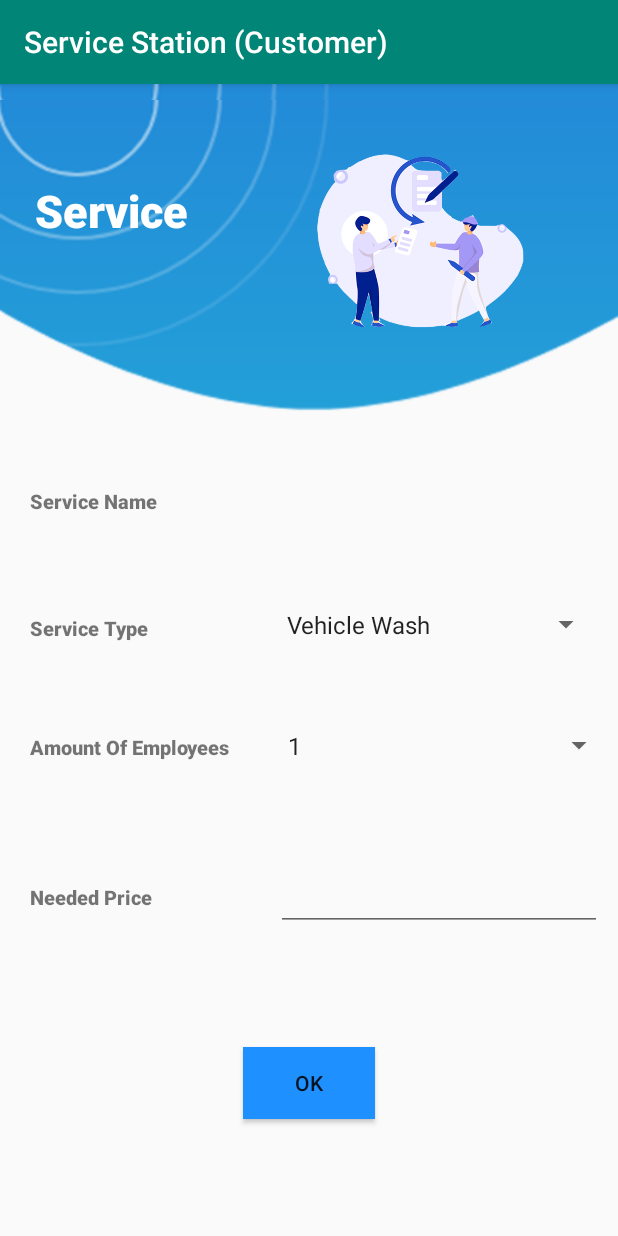
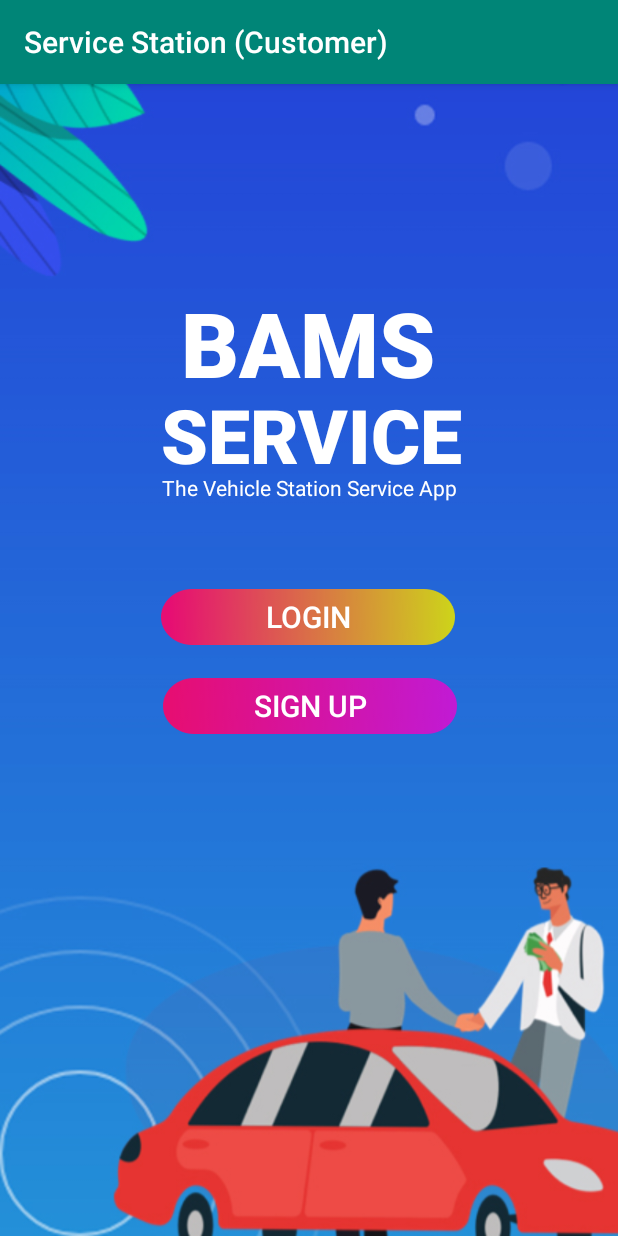
Before and after one commit to The-Alpha-x/MAD-vehicle-station-app, an Android app: the screen it shows after launch (AddService before the commit, SplashScreen after it), after a tap on "BUTTON", on a phone screen of 412 x 824 dp. Run offline under Robolectric (Android 15) with nearby library versions, the phone set to English and light mode, and no system bars.

```diff
--- a/app/src/main/java/com/example/servicestationcustomer/MainActivity.java
+++ b/app/src/main/java/com/example/servicestationcustomer/MainActivity.java
@@ -14,7 +14,7 @@ public class MainActivity extends AppCompatActivity {
     }
 
     public void onButtonClick(View v){
-        Intent myIntent = new Intent(getBaseContext(), AddService.class);
+        Intent myIntent = new Intent(getBaseContext(), SplashScreen.class);
         startActivity(myIntent);
     }
 }
--- a/app/src/main/java/com/example/servicestationcustomer/SplashScreen.java
+++ b/app/src/main/java/com/example/servicestationcustomer/SplashScreen.java
@@ -1,7 +1,9 @@
 package com.example.servicestationcustomer;
 
+import android.content.Intent;
 import android.support.v7.app.AppCompatActivity;
 import android.os.Bundle;
+import android.view.View;
 
 public class SplashScreen extends AppCompatActivity {
 
@@ -10,4 +12,8 @@ public class SplashScreen extends AppCompatActivity {
         super.onCreate(savedInstanceState);
         setContentView(R.layout.activity_splash_screen);
     }
+    public void onButtonClick(View v){
+        Intent myIntent = new Intent(getBaseContext(), AddService.class);
+        startActivity(myIntent);
+    }
 }
--- a/app/src/main/res/layout/activity_main.xml
+++ b/app/src/main/res/layout/activity_main.xml
@@ -38,6 +38,7 @@
         android:layout_width="219dp"
         android:layout_height="38dp"
         android:layout_marginStart="40dp"
+        android:layout_marginTop="160dp"
         android:layout_marginEnd="32dp"
         android:height="100dp"
         android:ems="10"
@@ -46,7 +47,7 @@
         android:textSize="14dp"
         app:layout_constraintEnd_toEndOf="parent"
         app:layout_constraintStart_toEndOf="@+id/textView2"
-        tools:layout_editor_absoluteY="229dp" />
+        app:layout_constraintTop_toBottomOf="@+id/textView" />
 
     <TextView
         android:id="@+id/textView3"
--- a/app/src/main/res/layout/activity_splash_screen.xml
+++ b/app/src/main/res/layout/activity_splash_screen.xml
@@ -4,16 +4,80 @@
     xmlns:tools="http://schemas.android.com/tools"
     android:layout_width="match_parent"
     android:layout_height="match_parent"
-    android:background="@drawable/ff"
+    android:background="@drawable/img"
     tools:context=".SplashScreen">
 
     <Button
-        android:id="@+id/button3"
+        android:id="@+id/signup"
+        android:layout_width="196dp"
+        android:layout_height="37dp"
+        android:layout_marginTop="396dp"
+        android:background="@drawable/btn"
+        android:text="@string/Signupbtn"
+        android:textColor="#ffff"
+        android:textSize="20dp"
+        app:layout_constraintEnd_toEndOf="parent"
+        app:layout_constraintHorizontal_bias="0.502"
+        app:layout_constraintStart_toStartOf="parent"
+        app:layout_constraintTop_toTopOf="parent" />
+
+    <TextView
+        android:id="@+id/bams1"
+        android:layout_width="228dp"
+        android:layout_height="83dp"
+        android:layout_marginTop="132dp"
+        android:fontFamily="sans-serif-black"
+        android:text="BAMS"
+        android:textAlignment="center"
+        android:textColor="#ffff"
+        android:textSize="60sp"
+        app:layout_constraintEnd_toEndOf="parent"
+        app:layout_constraintHorizontal_bias="0.497"
+        app:layout_constraintStart_toStartOf="parent"
+        app:layout_constraintTop_toTopOf="parent" />
+
+    <TextView
+        android:id="@+id/bams1"
+        android:layout_width="232dp"
+        android:layout_height="59dp"
+        android:layout_marginTop="200dp"
+        android:fontFamily="sans-serif-black"
+        android:text="SERVICE"
+        android:textAlignment="center"
+        android:textColor="#ffff"
+        android:textSize="50sp"
+        app:layout_constraintEnd_toEndOf="parent"
+        app:layout_constraintHorizontal_bias="0.508"
+        app:layout_constraintStart_toStartOf="parent"
+        app:layout_constraintTop_toTopOf="parent"
+        tools:ignore="DuplicateIds" />
+
+    <TextView
+        android:id="@+id/textView20"
         android:layout_width="wrap_content"
         android:layout_height="wrap_content"
-        android:text="Button"
-        android:textSize="20dp"
+        android:text="@string/Vehicletext"
+        android:textColor="#ffff"
         app:layout_constraintEnd_toEndOf="parent"
         app:layout_constraintStart_toStartOf="parent"
-        tools:layout_editor_absoluteY="427dp" />
+        app:layout_constraintTop_toBottomOf="@+id/bams1" />
+
+    <Button
+        android:id="@+id/button4"
+        android:layout_width="196dp"
+        android:layout_height="37dp"
+        android:layout_marginBottom="8dp"
+        android:background="@drawable/btn2"
+        android:onClick="onButtonClick"
+        android:text="@string/Loginbtn"
+        android:textColor="#ffff"
+        android:textSize="20dp"
+        app:layout_constraintBottom_toTopOf="@+id/signup"
+        app:layout_constraintEnd_toEndOf="parent"
+        app:layout_constraintHorizontal_bias="0.497"
+        app:layout_constraintStart_toStartOf="parent"
+        app:layout_constraintTop_toTopOf="parent"
+        app:layout_constraintVertical_bias="0.96" />
+
+
 </android.support.constraint.ConstraintLayout>
--- a/app/src/main/res/values/strings.xml
+++ b/app/src/main/res/values/strings.xml
@@ -40,6 +40,11 @@
     <string name="vehicleNo_label">Vehicle Number</string>
     <string name="insertTextView">Insert Successfully !!</string>
     <string name="YourServiceTextview">Your Services</string>
+    <string name="LogInBtnSpashScreen">Login</string>
+    <string name="Signupbtn">Sign Up</string>
+    <string name="Vehicletext">The Vehicle Station Service App</string>
+    <string name="SignInbtn">Sign In</string>
+    <string name="Loginbtn">Login</string>
 
 
 </resources>
```
Also changed, not shown: app/src/main/res/layout/activity_insert_success_fully.xml (+14 -8 lines).
